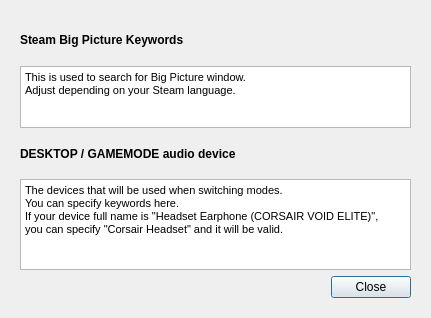
Before: the Qt Designer form src/ui/help.ui in Odizinne/bigpicturetv, drawn with Qt 5.
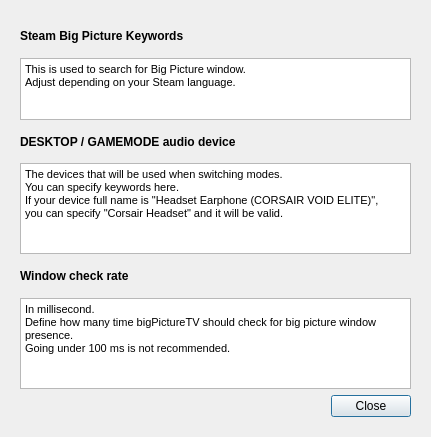
After: the same form once the commit is applied.

Commit message: Added window check rate interval

What changed in the file:
```diff
--- a/src/ui/help.ui
+++ b/src/ui/help.ui
@@ -7,7 +7,7 @@
     <x>0</x>
     <y>0</y>
     <width>431</width>
-    <height>318</height>
+    <height>437</height>
    </rect>
   </property>
   <property name="sizePolicy">
@@ -23,27 +23,53 @@
    <item row="0" column="1">
     <widget class="QFrame" name="gridFrame">
      <layout class="QGridLayout" name="gridLayout">
-      <item row="7" column="1">
-       <widget class="QPushButton" name="closeButton">
+      <item row="0" column="0" colspan="2">
+       <widget class="QLabel" name="label">
+        <property name="font">
+         <font>
+          <weight>75</weight>
+          <bold>true</bold>
+         </font>
+        </property>
         <property name="text">
-         <string>Close</string>
+         <string>Steam Big Picture Keywords</string>
         </property>
        </widget>
       </item>
-      <item row="7" column="0">
-       <spacer name="horizontalSpacer">
-        <property name="orientation">
-         <enum>Qt::Horizontal</enum>
-        </property>
-        <property name="sizeHint" stdset="0">
-         <size>
-          <width>40</width>
-          <height>20</height>
-         </size>
-        </property>
-       </spacer>
-      </item>
       <item row="5" column="0" colspan="2">
+       <widget class="QTextEdit" name="textEdit_3">
+        <property name="sizePolicy">
+         <sizepolicy hsizetype="Minimum" vsizetype="Minimum">
+          <horstretch>0</horstretch>
+          <verstretch>0</verstretch>
+         </sizepolicy>
+        </property>
+        <property name="minimumSize">
+         <size>
+          <width>0</width>
+          <height>91</height>
+         </size>
+        </property>
+        <property name="maximumSize">
+         <size>
+          <width>16777215</width>
+          <height>91</height>
+         </size>
+        </property>
+        <property name="html">
+         <string>&lt;!DOCTYPE HTML PUBLIC &quot;-//W3C//DTD HTML 4.0//EN&quot; &quot;http://www.w3.org/TR/REC-html40/strict.dtd&quot;&gt;
+&lt;html&gt;&lt;head&gt;&lt;meta name=&quot;qrichtext&quot; content=&quot;1&quot; /&gt;&lt;style type=&quot;text/css&quot;&gt;
+p, li { white-space: pre-wrap; }
+&lt;/style&gt;&lt;/head&gt;&lt;body style=&quot; font-family:'MS Shell Dlg 2'; font-size:8.25pt; font-weight:400; font-style:normal;&quot;&gt;
+&lt;p style=&quot; margin-top:0px; margin-bottom:0px; margin-left:0px; margin-right:0px; -qt-block-indent:0; text-indent:0px;&quot;&gt;In millisecond.&lt;br /&gt;Define how many time bigPictureTV should check for big picture window presence.&lt;/p&gt;
+&lt;p style=&quot; margin-top:0px; margin-bottom:0px; margin-left:0px; margin-right:0px; -qt-block-indent:0; text-indent:0px;&quot;&gt;Going under 100 ms is not recommended.&lt;/p&gt;&lt;/body&gt;&lt;/html&gt;</string>
+        </property>
+        <property name="textInteractionFlags">
+         <set>Qt::NoTextInteraction</set>
+        </property>
+       </widget>
+      </item>
+      <item row="3" column="0" colspan="2">
        <widget class="QTextEdit" name="textEdit_2">
         <property name="sizePolicy">
          <sizepolicy hsizetype="Minimum" vsizetype="Minimum">
@@ -54,7 +80,7 @@
         <property name="minimumSize">
          <size>
           <width>0</width>
-          <height>71</height>
+          <height>91</height>
          </size>
         </property>
         <property name="maximumSize">
@@ -81,20 +107,7 @@
         </property>
        </widget>
       </item>
-      <item row="4" column="0" colspan="2">
-       <widget class="QLabel" name="label_2">
-        <property name="font">
-         <font>
-          <weight>75</weight>
-          <bold>true</bold>
-         </font>
-        </property>
-        <property name="text">
-         <string>DESKTOP / GAMEMODE audio device</string>
-        </property>
-       </widget>
-      </item>
-      <item row="3" column="0" colspan="2">
+      <item row="1" column="0" colspan="2">
        <widget class="QTextEdit" name="textEdit">
         <property name="sizePolicy">
          <sizepolicy hsizetype="Minimum" vsizetype="Minimum">
@@ -105,7 +118,7 @@
         <property name="minimumSize">
          <size>
           <width>0</width>
-          <height>42</height>
+          <height>62</height>
          </size>
         </property>
         <property name="maximumSize">
@@ -130,7 +143,7 @@
        </widget>
       </item>
       <item row="2" column="0" colspan="2">
-       <widget class="QLabel" name="label">
+       <widget class="QLabel" name="label_2">
         <property name="font">
          <font>
           <weight>75</weight>
@@ -138,7 +151,52 @@
          </font>
         </property>
         <property name="text">
-         <string>Steam Big Picture Keywords</string>
+         <string>DESKTOP / GAMEMODE audio device</string>
+        </property>
+       </widget>
+      </item>
+      <item row="4" column="0" colspan="2">
+       <widget class="QLabel" name="label_3">
+        <property name="font">
+         <font>
+          <weight>75</weight>
+          <bold>true</bold>
+         </font>
+        </property>
+        <property name="text">
+         <string>Window check rate</string>
+        </property>
+       </widget>
+      </item>
+      <item row="6" column="0">
+       <spacer name="horizontalSpacer">
+        <property name="orientation">
+         <enum>Qt::Horizontal</enum>
+        </property>
+        <property name="sizeHint" stdset="0">
+         <size>
+          <width>40</width>
+          <height>20</height>
+         </size>
+        </property>
+       </spacer>
+      </item>
+      <item row="6" column="1">
+       <widget class="QPushButton" name="closeButton">
+        <property name="sizePolicy">
+         <sizepolicy hsizetype="Minimum" vsizetype="Fixed">
+          <horstretch>0</horstretch>
+          <verstretch>0</verstretch>
+         </sizepolicy>
+        </property>
+        <property name="minimumSize">
+         <size>
+          <width>80</width>
+          <height>0</height>
+         </size>
+        </property>
+        <property name="text">
+         <string>Close</string>
         </property>
        </widget>
       </item>
```
The commit also changes 5 other files.
